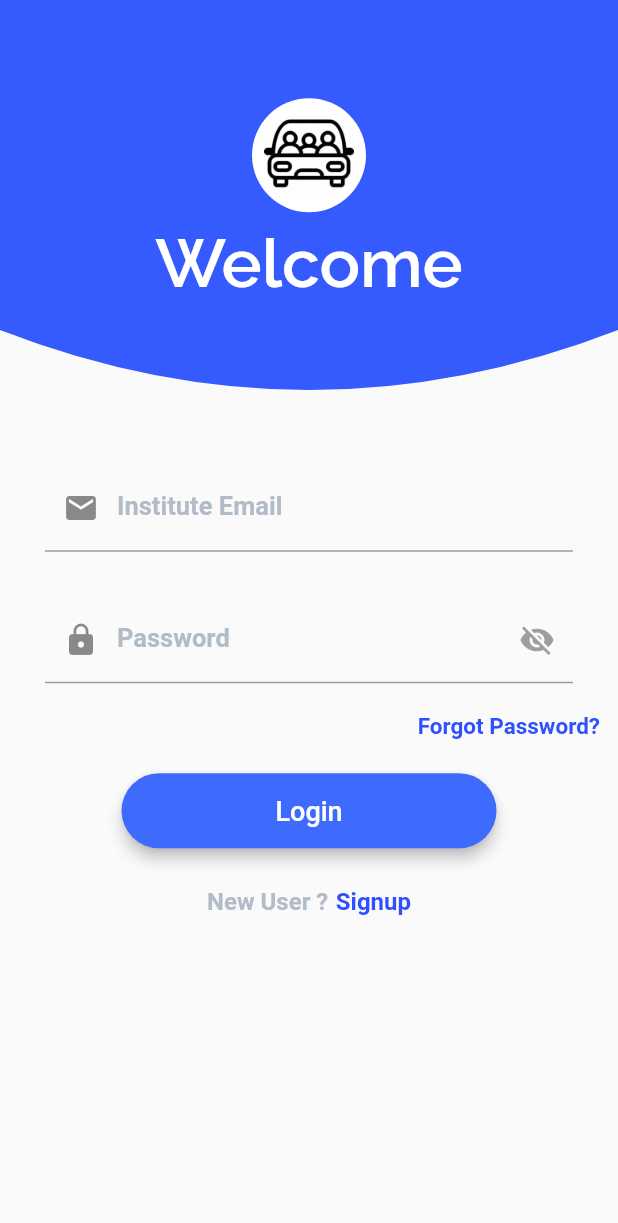
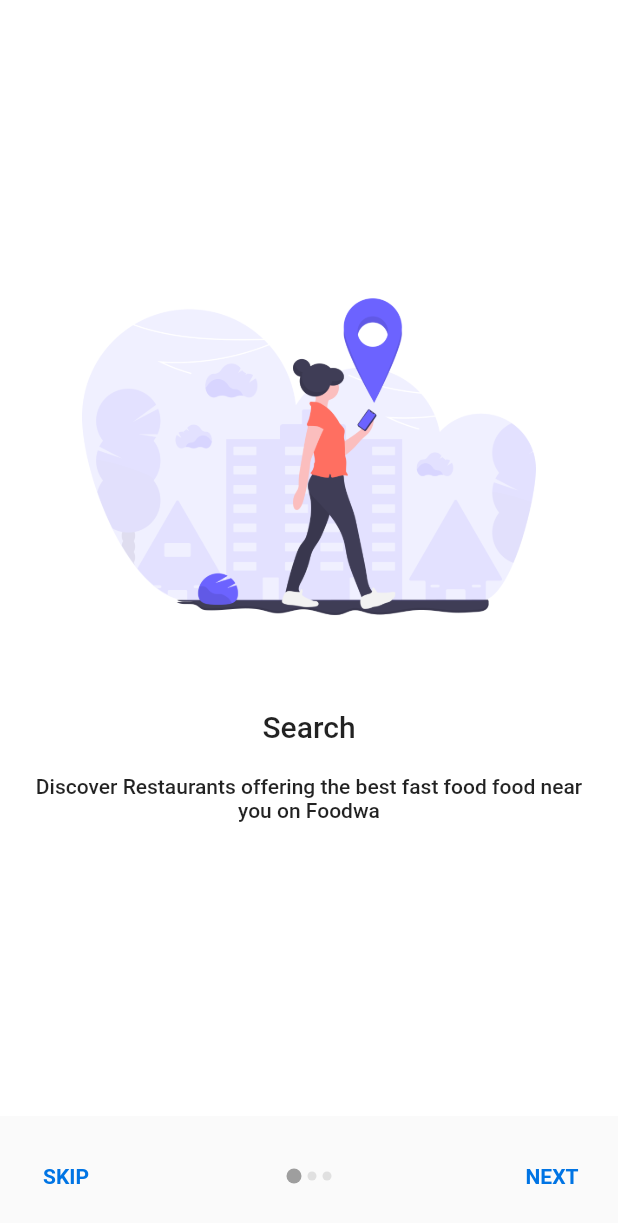
Before and after one commit to utsavmajhi/Carpool_IITP, a Flutter app: the screen it shows after launch, on a phone screen of 412 x 824 dp. Shown: the top 1223 px of the screen. Run offline on Flutter 3.47's test engine with Material 2 defaults, Android fonts, the phone set to English and light mode, and no system bars; our stand-ins replace cloud_firestore, firebase_auth, flutter_svg, google_fonts, modal_progress_hud, shared_preferences and 1 more; missing offline and left inert: firebase_helpers; accounts and stored records are empty.

Commit message:
added introscreen

```diff
--- /dev/null
+++ b/lib/IntroScreen.dart
@@ -0,0 +1,159 @@
+import 'package:carpool/LoginScreen.dart';
+import 'package:flutter/material.dart';
+import 'package:carpool/IntroScreenModeldata/data.dart';
+import 'dart:io';
+class IntroScreen extends StatefulWidget {
+  static String id='Intro_screen';
+  @override
+  _IntroScreenState createState() => _IntroScreenState();
+}
+
+class _IntroScreenState extends State<IntroScreen> {
+
+  List<SliderModel> mySLides = new List<SliderModel>();
+  int slideIndex = 0;
+  PageController controller;
+  Widget _buildPageIndicator(bool isCurrentPage){
+    return Container(
+      margin: EdgeInsets.symmetric(horizontal: 2.0),
+      height: isCurrentPage ? 10.0 : 6.0,
+      width: isCurrentPage ? 10.0 : 6.0,
+      decoration: BoxDecoration(
+        color: isCurrentPage ? Colors.grey : Colors.grey[300],
+        borderRadius: BorderRadius.circular(12),
+      ),
+    );
+  }
+
+
+  @override
+  void initState() {
+    // TODO: implement initState
+    super.initState();
+    mySLides = getSlides();
+    controller = new PageController();
+  }
+
+
+
+  @override
+  Widget build(BuildContext context) {
+    return Container(
+      decoration: BoxDecoration(
+          gradient: LinearGradient(
+              colors: [const Color(0xff3C8CE7), const Color(0xff00EAFF)])),
+      child: Scaffold(
+        backgroundColor: Colors.white,
+        body: Container(
+          height: MediaQuery.of(context).size.height - 100,
+          child: PageView(
+            controller: controller,
+            onPageChanged: (index) {
+              setState(() {
+                slideIndex = index;
+              });
+            },
+            children: <Widget>[
+              SlideTile(
+                imagePath: mySLides[0].getImageAssetPath(),
+                title: mySLides[0].getTitle(),
+                desc: mySLides[0].getDesc(),
+              ),
+              SlideTile(
+                imagePath: mySLides[1].getImageAssetPath(),
+                title: mySLides[1].getTitle(),
+                desc: mySLides[1].getDesc(),
+              ),
+              SlideTile(
+                imagePath: mySLides[2].getImageAssetPath(),
+                title: mySLides[2].getTitle(),
+                desc: mySLides[2].getDesc(),
+              )
+            ],
+          ),
+        ),
+        bottomSheet: slideIndex != 2 ? Container(
+          margin: EdgeInsets.symmetric(vertical: 16),
+          child: Row(
+            mainAxisAlignment: MainAxisAlignment.spaceBetween,
+            children: <Widget>[
+              FlatButton(
+                onPressed: (){
+                  controller.animateToPage(2, duration: Duration(milliseconds: 400), curve: Curves.linear);
+                },
+                splashColor: Colors.blue[50],
+                child: Text(
+                  "SKIP",
+                  style: TextStyle(color: Color(0xFF0074E4), fontWeight: FontWeight.w600),
+                ),
+              ),
+              Container(
+                child: Row(
+                  children: [
+                    for (int i = 0; i < 3 ; i++) i == slideIndex ? _buildPageIndicator(true): _buildPageIndicator(false),
+                  ],),
+              ),
+              FlatButton(
+                onPressed: (){
+                  print("this is slideIndex: $slideIndex");
+                  controller.animateToPage(slideIndex + 1, duration: Duration(milliseconds: 500), curve: Curves.linear);
+                },
+                splashColor: Colors.blue[50],
+                child: Text(
+                  "NEXT",
+                  style: TextStyle(color: Color(0xFF0074E4), fontWeight: FontWeight.w600),
+                ),
+              ),
+            ],
+          ),
+        ): InkWell(
+          onTap: (){
+            print("Get Started Now");
+            Navigator.pushReplacementNamed(context, LoginScreen.id);
+          },
+          child: Container(
+            height: Platform.isIOS ? 70 : 60,
+            color: Color(0xFF2E50FF),
+            alignment: Alignment.center,
+            child: Text(
+              "GET STARTED NOW",
+              style: TextStyle(color: Colors.white, fontWeight: FontWeight.w600),
+            ),
+          ),
+        ),
+      ),
+    );
+  }
+}
+class SlideTile extends StatelessWidget {
+  String imagePath, title, desc;
+
+  SlideTile({this.imagePath, this.title, this.desc});
+
+  @override
+  Widget build(BuildContext context) {
+    return Container(
+      padding: EdgeInsets.symmetric(horizontal: 20),
+      alignment: Alignment.center,
+      child: Column(
+        mainAxisAlignment: MainAxisAlignment.center,
+        children: <Widget>[
+          Image.asset(imagePath),
+          SizedBox(
+            height: 40,
+          ),
+          Text(title, textAlign: TextAlign.center,style: TextStyle(
+              fontWeight: FontWeight.w500,
+              fontSize: 20
+          ),),
+          SizedBox(
+            height: 20,
+          ),
+          Text(desc, textAlign: TextAlign.center,style: TextStyle(
+              fontWeight: FontWeight.w500,
+              fontSize: 14))
+        ],
+      ),
+    );
+  }
+}
--- /dev/null
+++ b/lib/IntroScreenModeldata/data.dart
@@ -0,0 +1,69 @@
+import 'package:flutter/material.dart';
+
+
+class SliderModel{
+
+  String imageAssetPath;
+  String title;
+  String desc;
+
+  SliderModel({this.imageAssetPath,this.title,this.desc});
+
+  void setImageAssetPath(String getImageAssetPath){
+    imageAssetPath = getImageAssetPath;
+  }
+
+  void setTitle(String getTitle){
+    title = getTitle;
+  }
+
+  void setDesc(String getDesc){
+    desc = getDesc;
+  }
+
+  String getImageAssetPath(){
+    return imageAssetPath;
+  }
+
+  String getTitle(){
+    return title;
+  }
+
+  String getDesc(){
+    return desc;
+  }
+
+}
+
+
+List<SliderModel> getSlides(){
+
+  List<SliderModel> slides = new List<SliderModel>();
+  SliderModel sliderModel = new SliderModel();
+
+  //1
+  sliderModel.setDesc("Discover Restaurants offering the best fast food food near you on Foodwa");
+  sliderModel.setTitle("Search");
+  sliderModel.setImageAssetPath("images/illustration.png");
+  slides.add(sliderModel);
+
+  sliderModel = new SliderModel();
+
+  //2
+  sliderModel.setDesc("Our veggie plan is filled with delicious seasonal vegetables, whole grains, beautiful cheeses and vegetarian proteins");
+  sliderModel.setTitle("Order");
+  sliderModel.setImageAssetPath("images/illustration2.png");
+  slides.add(sliderModel);
+
+  sliderModel = new SliderModel();
+
+  //3
+  sliderModel.setDesc("Food delivery or pickup from local restaurants, Explore restaurants that deliver near you.");
+  sliderModel.setTitle("Eat");
+  sliderModel.setImageAssetPath("images/illustration3.png");
+  slides.add(sliderModel);
+
+  sliderModel = new SliderModel();
+
+  return slides;
+}
--- a/lib/main.dart
+++ b/lib/main.dart
@@ -1,5 +1,6 @@
 import 'package:carpool/CalenderUI.dart';
 import 'package:carpool/ConfirmAddTravelScreen.dart';
+import 'package:carpool/IntroScreen.dart';
 import 'package:flutter/material.dart';
 import 'package:carpool/LoginScreen.dart';
 import 'package:carpool/PasswordResetScreen.dart';
@@ -19,7 +20,7 @@ class Carpool extends StatelessWidget {
   @override
   Widget build(BuildContext context) {
     return  MaterialApp(
-      initialRoute:LoginScreen.id,
+      initialRoute:IntroScreen.id,
       routes: {
         WelcomePage.id:(context) => WelcomePage(),
         LoginScreen.id:(context) => LoginScreen(),
@@ -30,8 +31,7 @@ class Carpool extends StatelessWidget {
         AddTravelTo.id:(context) => AddTravelTo(),
         ConfirmAddTravelScreen.id:(context) => ConfirmAddTravelScreen(),
         CalenderUI.id:(context) => CalenderUI(),
-
-
+        IntroScreen.id:(context) => IntroScreen(),
       },
     );
   }
```
